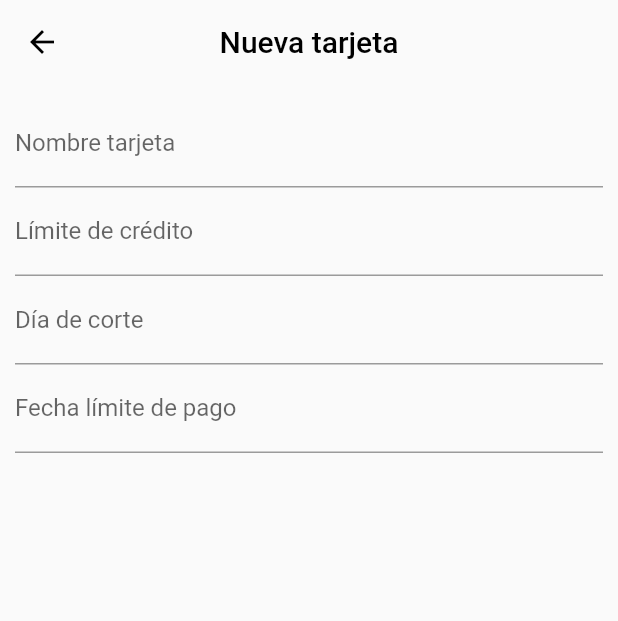
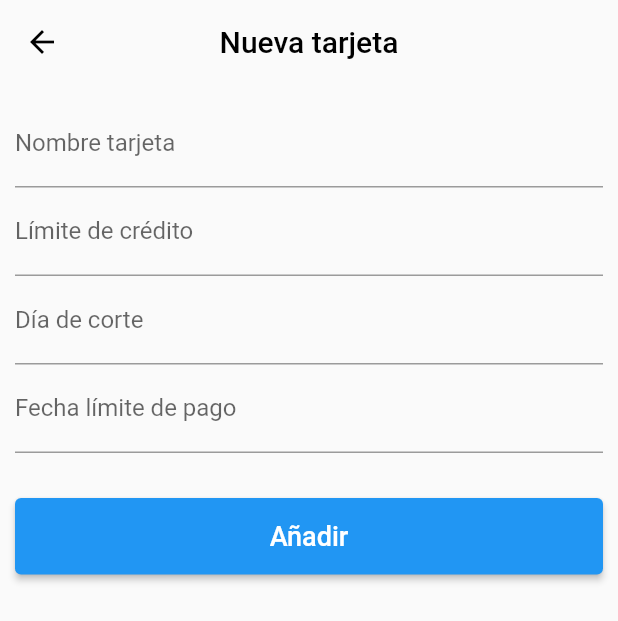
Before and after one commit to MoyaMaker/money_manager, a Flutter app: the CreateCreditCardPage screen opened by its route, on a phone screen of 412 x 824 dp. Shown: the top 621 px of the screen. Run offline on Flutter 3.47's test engine with Material 2 defaults, Android fonts, the phone set to English and light mode, and no system bars; our stand-ins replace flutter_mobx, hive, hive_flutter, mobx; accounts and stored records are empty; generated files the repository leaves out were written again; statements that could not run were skipped.

Commit message:
AB#91 set observer in inputs, validations for inputs, and add ui button

```diff
--- a/lib/modules/credit_card/pages/create_credit_card_page.dart
+++ b/lib/modules/credit_card/pages/create_credit_card_page.dart
@@ -1,4 +1,5 @@
 import 'package:flutter/material.dart';
+import 'package:flutter_mobx/flutter_mobx.dart';
 
 import '../stores/create_credit_card_store.dart';
 
@@ -19,34 +20,67 @@ class CreateCreditCardPage extends StatelessWidget {
         child: Column(
           children: [
             // Name
-            TextFormField(
+            Observer(
+              builder: (_) => TextFormField(
                 decoration: InputDecoration(
-                  labelText: 'Nombre tarjeta', errorText: store.error.cardName),
+                    labelText: 'Nombre tarjeta',
+                    errorText: store.error.cardName),
                 onChanged: (String value) => store.setCardName(value),
+              ),
             ),
 
             // Amount
-            TextFormField(
+            Observer(
+              builder: (_) => TextFormField(
                 decoration: InputDecoration(
                     labelText: 'Límite de crédito',
                     errorText: store.error.creditLimit),
                 onChanged: (String value) => store.setCreditLimit(value),
               ),
+            ),
 
             // Due date
-            TextFormField(
+            Observer(
+              builder: (_) => TextFormField(
                 decoration: InputDecoration(
                     labelText: 'Día de corte', errorText: store.error.dueDate),
                 onChanged: (String value) => store.setDueDate(value),
               ),
+            ),
 
             // Limit day of payment
-            TextFormField(
+            Observer(
+              builder: (_) => TextFormField(
                 decoration: InputDecoration(
                     labelText: 'Fecha límite de pago',
                     errorText: store.error.paymentLimitDate),
                 onChanged: (String value) => store.setPaymentLimitDate(value),
               ),
+            ),
+
+            // Button
+            Container(
+              margin: const EdgeInsets.only(top: 30.0),
+              child: ElevatedButton(
+                  onPressed: () {
+                    store.validateAll();
+
+                    if (!store.error.hasErrors) {
+                      // Save credit card
+                      // Pop
+                    } else {
+                      // Set focus on input error
+                    }
+                  },
+                  child: const Padding(
+                    padding: EdgeInsets.all(15.0),
+                    child: SizedBox(
+                        width: double.infinity,
+                        child: Text('Añadir',
+                            style: TextStyle(fontSize: 18.0),
+                            textAlign: TextAlign.center)),
+                  )),
+            )
           ],
         ),
       )),
```
Also changed, not shown: lib/modules/credit_card/stores/create_credit_card_store.dart (+49 -1 lines), lib/modules/credit_card/stores/create_credit_card_store.g.dart. Lines whose indentation alone changed are shown as unchanged.
